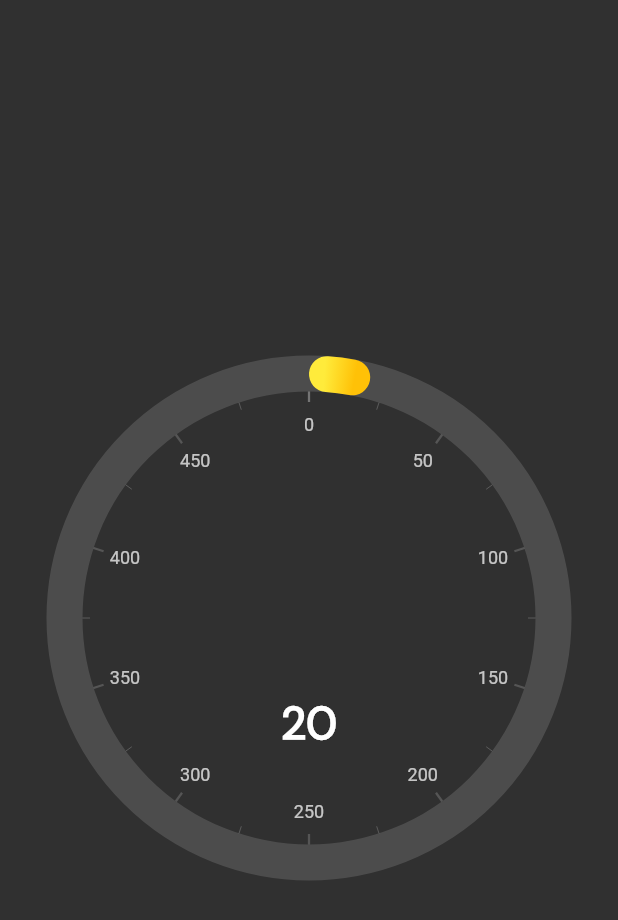
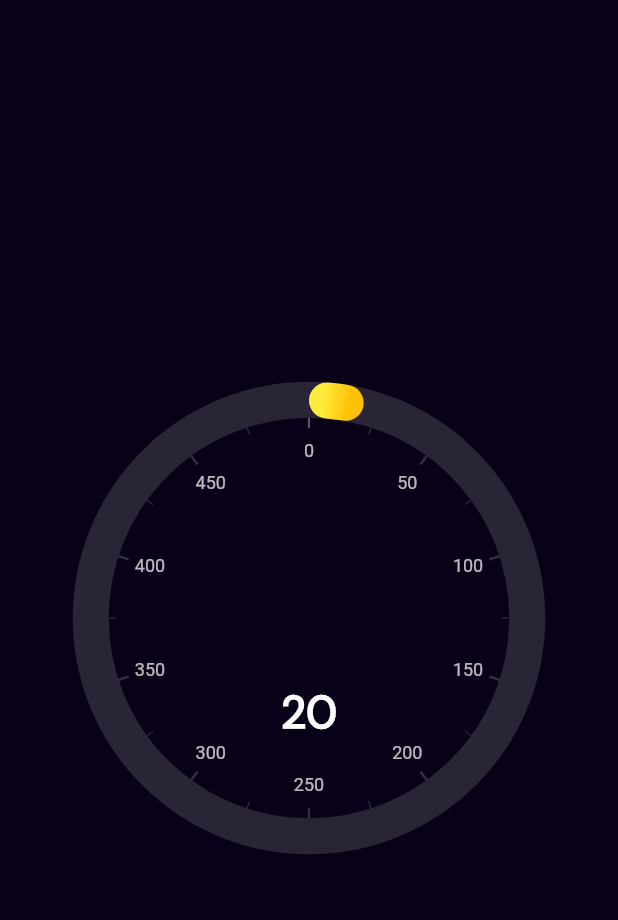
Before and after one commit to BenzeneTech/LUXMETER, a Flutter app: the screen it shows after launch, on a phone screen of 412 x 824 dp. Shown: the top 920 px of the screen. Run offline on Flutter 3.47's test engine with Material 2 defaults, Android fonts, the phone set to English and light mode, and no system bars; drawn by our look-alikes of syncfusion_flutter_gauges; missing offline and left inert: light.

Commit message:
chart completed

```diff
--- a/lib/home.dart
+++ b/lib/home.dart
@@ -2,7 +2,6 @@ import 'dart:async';
 
 import 'package:flutter/material.dart';
 import 'package:light/light.dart';
-// import 'package:syncfusion_flutter_charts/charts.dart';
 import 'package:syncfusion_flutter_gauges/gauges.dart';
 
 class Home extends StatefulWidget {
@@ -54,18 +53,16 @@ class _HomeState extends State<Home> {
   @override
   Widget build(BuildContext context) {
     return Scaffold(
-      // backgroundColor: Colors.black87,
-      // appBar: new AppBar(
-      //   title: const Text('Light Example App'),
-      // ),
-      body: new Center(
+      backgroundColor: Color(0xff080117),
+      body: Container(
+        child: new Center(
           child: Column(
             mainAxisAlignment: MainAxisAlignment.center,
             children: [
               Container(
                 child: SfRadialGauge(axes: <RadialAxis>[
                   RadialAxis(
-                    radiusFactor: 1,
+                      radiusFactor: 0.9,
                       maximum: 500,
                       annotations: <GaugeAnnotation>[
                         GaugeAnnotation(
@@ -97,11 +94,8 @@ class _HomeState extends State<Home> {
                       )),
                 ]),
               ),
-            // Text(
-            //   '$_luxString',
-            //   style: TextStyle(fontSize: 50, fontWeight: FontWeight.bold),
-            // )
             ],
+          ),
         ),
       ),
     );
```
Lines whose indentation alone changed are shown as unchanged.
